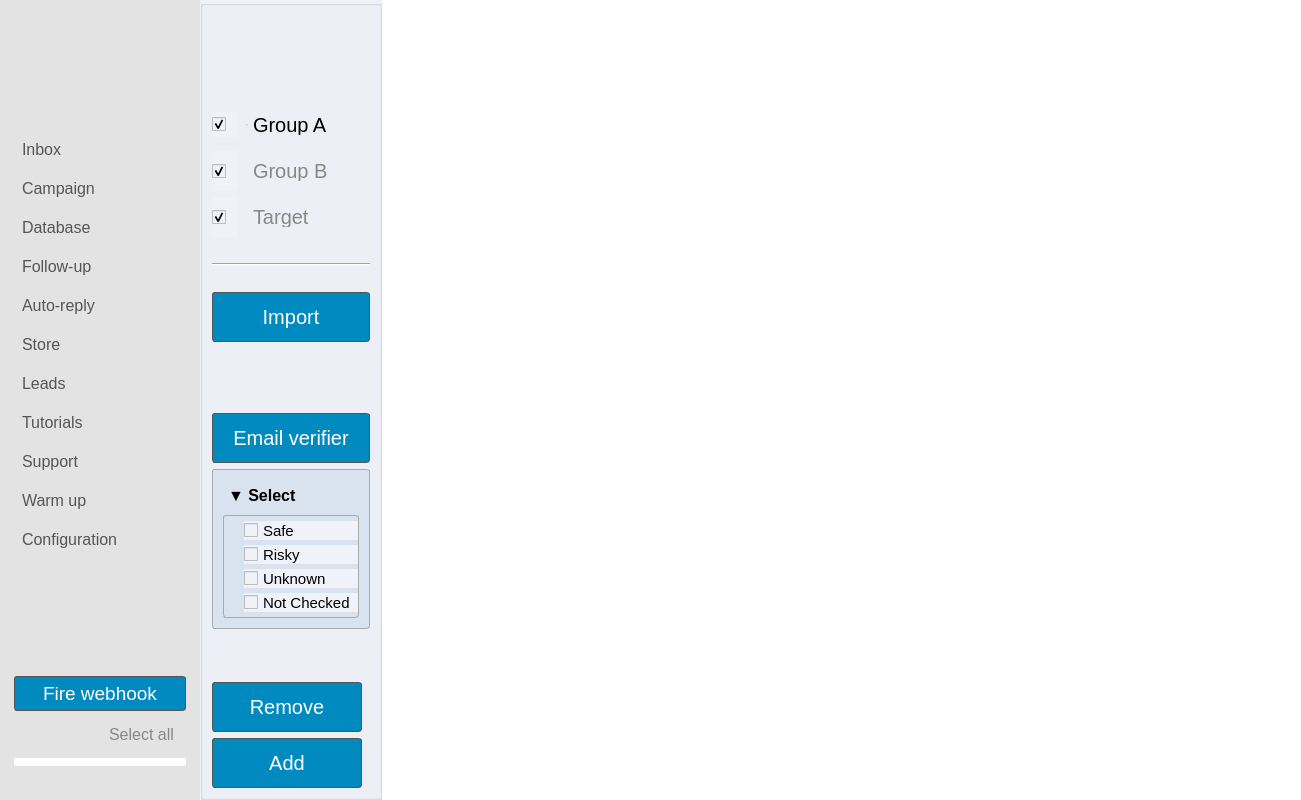
The window that ui/gui.ui (moeezmujahid70/Gmonster-App) describes before a commit, drawn with Qt 5.
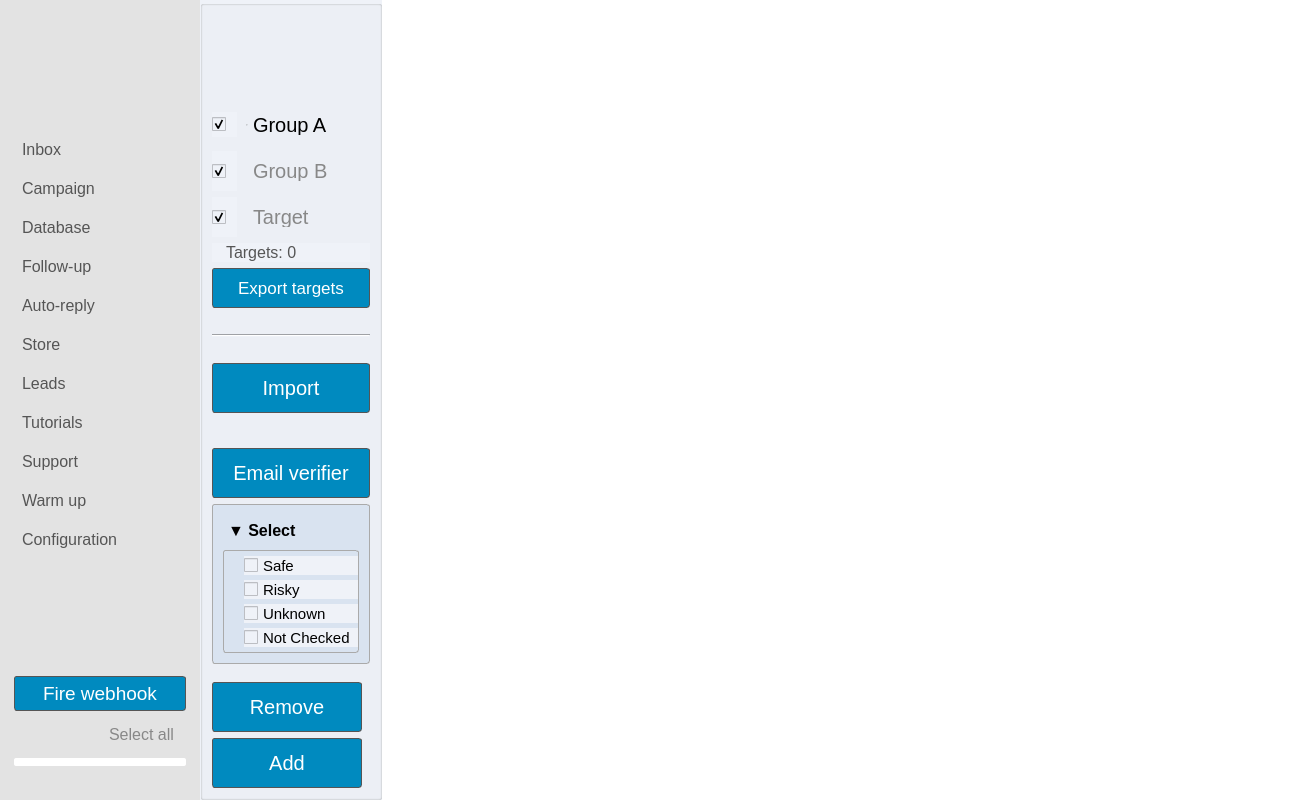
The same window after the commit. The open tabs and pages were chosen to show the change. Icons and pictures are not drawn.

Commit message: feat: add target count label and export button to the UI

What changed in the file:
```diff
--- a/ui/gui.ui
+++ b/ui/gui.ui
@@ -3784,6 +3784,64 @@
                           </item>
                         </layout>
                       </item>
+                      <item>
+                        <widget class="QLabel" name="label_target_count">
+                          <property name="font">
+                            <font>
+                              <family>Arial</family>
+                              <pointsize>12</pointsize>
+                            </font>
+                          </property>
+                          <property name="styleSheet">
+                            <string notr="true">QLabel {
+    color: #555;
+    padding-left: 10px;
+}</string>
+                          </property>
+                          <property name="text">
+                            <string>Targets: 0</string>
+                          </property>
+                        </widget>
+                      </item>
+                      <item>
+                        <widget class="QPushButton" name="pushButton_export_targets">
+                          <property name="minimumSize">
+                            <size>
+                              <width>0</width>
+                              <height>40</height>
+                            </size>
+                          </property>
+                          <property name="font">
+                            <font>
+                              <family>Arial</family>
+                              <pointsize>13</pointsize>
+                              <bold>false</bold>
+                              <weight>50</weight>
+                            </font>
+                          </property>
+                          <property name="styleSheet">
+                            <string notr="true">QPushButton {
+    border: 1px solid #555;
+    border-radius: 3px;
+    border-style: Solid;
+    background: rgba(0, 138, 191);
+    padding: 5px 20px;
+    color: rgb(255, 255, 255);
+    }
+QPushButton:hover {
+    background: rgba(0, 138, 191, 0.6);
+    opacity: 0.2
+    }
+QPushButton:pressed {
+    border-style: inset;
+    background: rgb(0, 138, 191);
+    }</string>
+                          </property>
+                          <property name="text">
+                            <string>Export targets</string>
+                          </property>
+                        </widget>
+                      </item>
                       <item>
                         <spacer name="spacerItem23">
                           <property name="orientation">
```
The commit also changes 1 other file.
